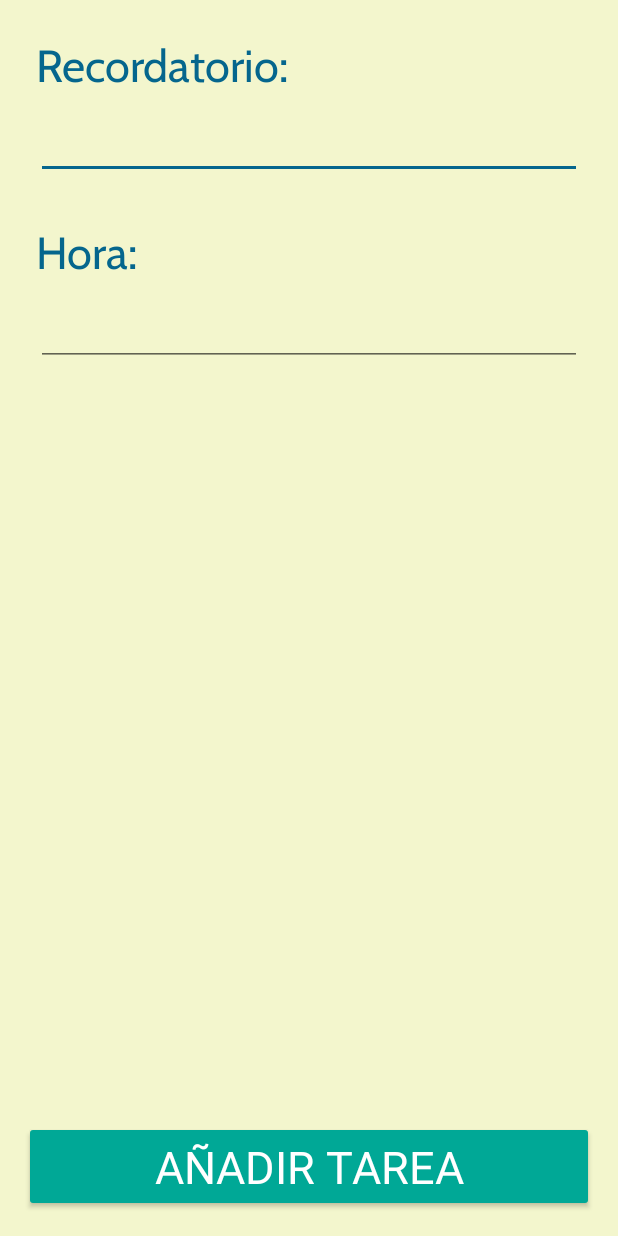
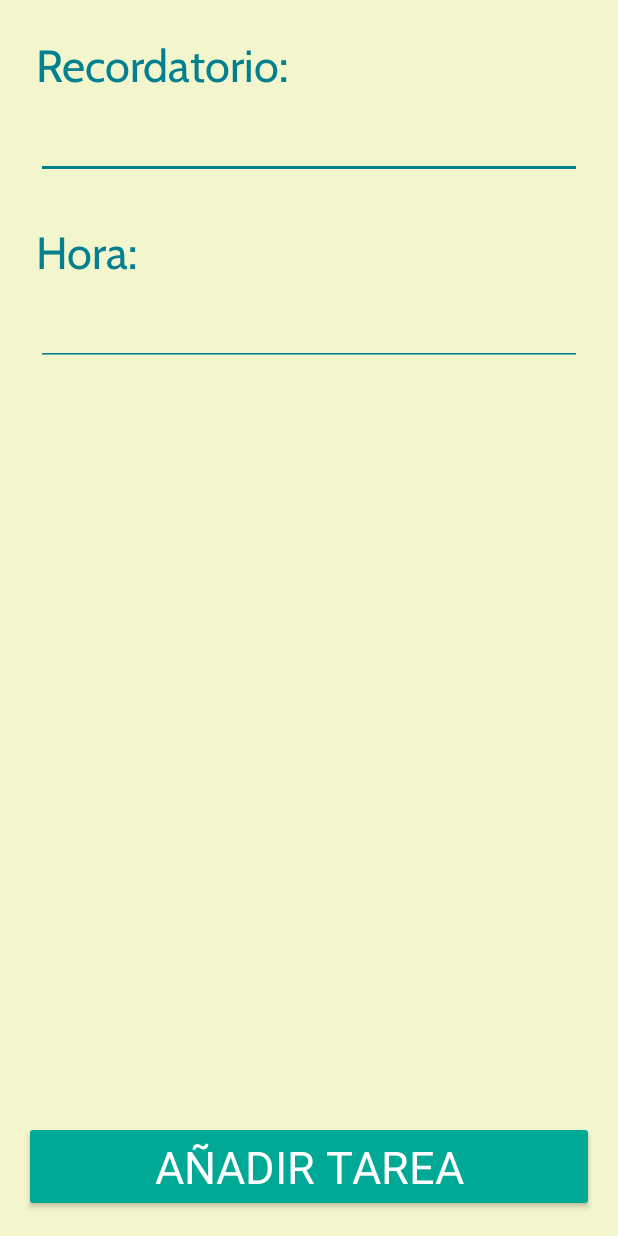
Before and after one commit to JSalram/Android, an Android app: the TaskActivity screen opened directly, with no data from a screen before it, on a phone screen of 412 x 824 dp. Run offline under Robolectric (Android 15) with nearby library versions, the phone set to English and light mode, and no system bars; Roboto replaces fonts that are not available here.

Commit message:
Mejoras Weekly App

```diff
--- a/Weekly/app/src/main/java/com/example/weekly/TaskActivity.java
+++ b/Weekly/app/src/main/java/com/example/weekly/TaskActivity.java
@@ -1,6 +1,7 @@
 package com.example.weekly;
 
 import androidx.appcompat.app.AppCompatActivity;
+import androidx.constraintlayout.widget.ConstraintLayout;
 
 import android.content.Intent;
 import android.os.Bundle;
@@ -8,6 +9,7 @@ import android.view.View;
 import android.view.WindowManager;
 import android.widget.Button;
 import android.widget.EditText;
+import android.widget.TextView;
 
 public class TaskActivity extends AppCompatActivity
 {
@@ -20,8 +22,6 @@ public class TaskActivity extends AppCompatActivity
 
     private boolean adding;
     private boolean modifying;
-    private String modTask;
-    private String modTime;
 
     private int I;
     private int posDay;
@@ -30,6 +30,7 @@ public class TaskActivity extends AppCompatActivity
 
     private EditText editTask;
     private EditText editTime;
+    private Button addTask;
 
     @Override
     protected void onCreate(Bundle savedInstanceState)
@@ -37,27 +38,7 @@ public class TaskActivity extends AppCompatActivity
         super.onCreate(savedInstanceState);
         setContentView(R.layout.activity_task);
 
-        Intent intent = getIntent();
-        posDay = intent.getIntExtra(MainActivity.POS_DAY, 0);
-        I = intent.getIntExtra(MainActivity.MOD_I, 0);
-        modifying = intent.getBooleanExtra(MainActivity.MOD, false);
-        modTask = intent.getStringExtra(MainActivity.MOD_TASK);
-        modTime = intent.getStringExtra(MainActivity.MOD_TIME);
-        adding = !modifying;
-
-        Button addTask = findViewById(R.id.addTask);
-        editTask = findViewById(R.id.editTask);
-        editTime = findViewById(R.id.editTime);
-
-        if(editTask.requestFocus()) {
-            getWindow().setSoftInputMode(WindowManager.LayoutParams.SOFT_INPUT_STATE_ALWAYS_VISIBLE);
-        }
-
-        if (modifying)
-        {
-            editTask.setText(modTask);
-            editTime.setText(modTime.substring(0, 5));
-        }
+        start();
 
         addTask.setOnClickListener(new View.OnClickListener()
         {
@@ -87,12 +68,57 @@ public class TaskActivity extends AppCompatActivity
         adding = false;
 
         Intent intent = new Intent(this, MainActivity.class);
+        intent.addFlags(Intent.FLAG_ACTIVITY_CLEAR_TOP);
         intent.putExtra(EXTRA_BOOLEAN, adding);
         intent.putExtra(EXTRA_BOOLEAN2, modifying);
         intent.putExtra(EXTRA_NUMBER, posDay);
         startActivity(intent);
+        finish();
     }
 
+
+    //// FUNCTIONS ////
+    private void start()
+    {
+        Intent intent = getIntent();
+        posDay = intent.getIntExtra(MainActivity.POS_DAY, 0);
+        I = intent.getIntExtra(MainActivity.MOD_I, 0);
+        modifying = intent.getBooleanExtra(MainActivity.MOD, false);
+        String modTask = intent.getStringExtra(MainActivity.MOD_TASK);
+        String modTime = intent.getStringExtra(MainActivity.MOD_TIME);
+        adding = !modifying;
+
+        addTask = findViewById(R.id.addTask);
+        editTask = findViewById(R.id.editTask);
+        editTime = findViewById(R.id.editTime);
+
+        colorize();
+
+        if(editTask.requestFocus()) {
+            getWindow().setSoftInputMode(WindowManager.LayoutParams.SOFT_INPUT_STATE_ALWAYS_VISIBLE);
+        }
+
+        if (modifying)
+        {
+            editTask.setText(modTask);
+            editTime.setText(modTime.substring(0, 5));
+        }
+    }
+    private void colorize()
+    {
+        ConstraintLayout background = findViewById(R.id.TaskActivityLayout);
+        TextView taskView = findViewById(R.id.taskTitle);
+        TextView timeView = findViewById(R.id.timeTitle);
+
+        background.setBackgroundColor(Colors.bgColor);
+        taskView.setTextColor(Colors.dayColor);
+        timeView.setTextColor(Colors.dayColor);
+        editTask.setTextColor(Colors.tasksColor);
+        editTask.getBackground().setTint(Colors.dayColor);
+        editTime.setTextColor(Colors.tasksColor);
+        editTime.getBackground().setTint(Colors.dayColor);
+        addTask.getBackground().setTint(Colors.addColor);
+    }
     public void launchFirstActivity()
     {
         Intent intent = new Intent(this, MainActivity.class);
--- a/Weekly/app/src/main/res/layout/activity_task.xml
+++ b/Weekly/app/src/main/res/layout/activity_task.xml
@@ -2,6 +2,7 @@
 <androidx.constraintlayout.widget.ConstraintLayout xmlns:android="http://schemas.android.com/apk/res/android"
     xmlns:app="http://schemas.android.com/apk/res-auto"
     xmlns:tools="http://schemas.android.com/tools"
+    android:id="@+id/TaskActivityLayout"
     android:layout_width="match_parent"
     android:layout_height="match_parent"
     android:background="@color/bgColor"
@@ -24,7 +25,7 @@
         app:layout_constraintStart_toStartOf="parent" />
 
     <TextView
-        android:id="@+id/TaskTitle"
+        android:id="@+id/taskTitle"
         android:layout_width="wrap_content"
         android:layout_height="wrap_content"
         android:layout_marginStart="24dp"
```
